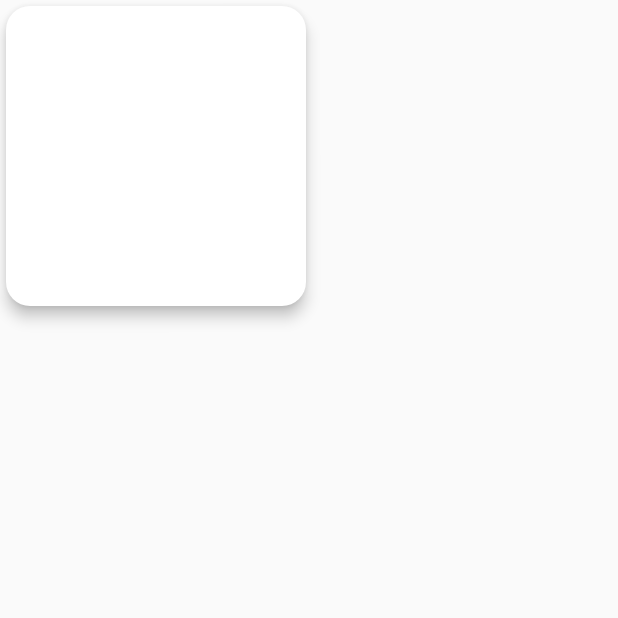
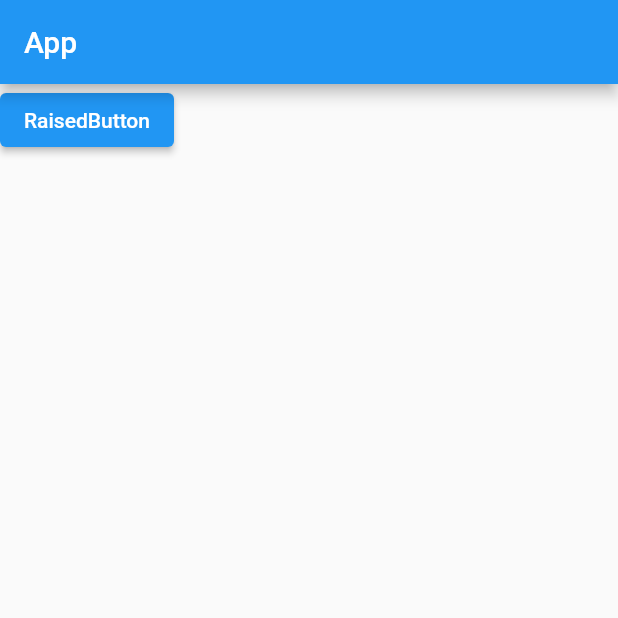
Before and after one commit to wkdgus1164/flutter-study, a Flutter app: the screen it shows after launch, on a phone screen of 412 x 824 dp, the top half of it. Run offline on Flutter 3.47's test engine with Material 2 defaults, Android fonts, the phone set to English and light mode, and no system bars.

Commit message:
update: ElevatedButton (#1)

```diff
--- a/flutter_app/lib/main.dart
+++ b/flutter_app/lib/main.dart
@@ -23,13 +23,12 @@ class _MyHomePageState extends State<MyHomePage> {
   @override
   Widget build(BuildContext context) {
     return Scaffold(
-      body: Card(
-        shape: RoundedRectangleBorder(borderRadius: BorderRadius.circular(16)),
-        elevation: 4,
-        child: Container(
-          width: 200,
-          height: 200,
-        ),
+      appBar: AppBar(
+        title: const Text("App"),
+      ),
+      body: ElevatedButton(
+        child: const Text("RaisedButton"),
+        onPressed: () {},
       ),
     );
   }
```
